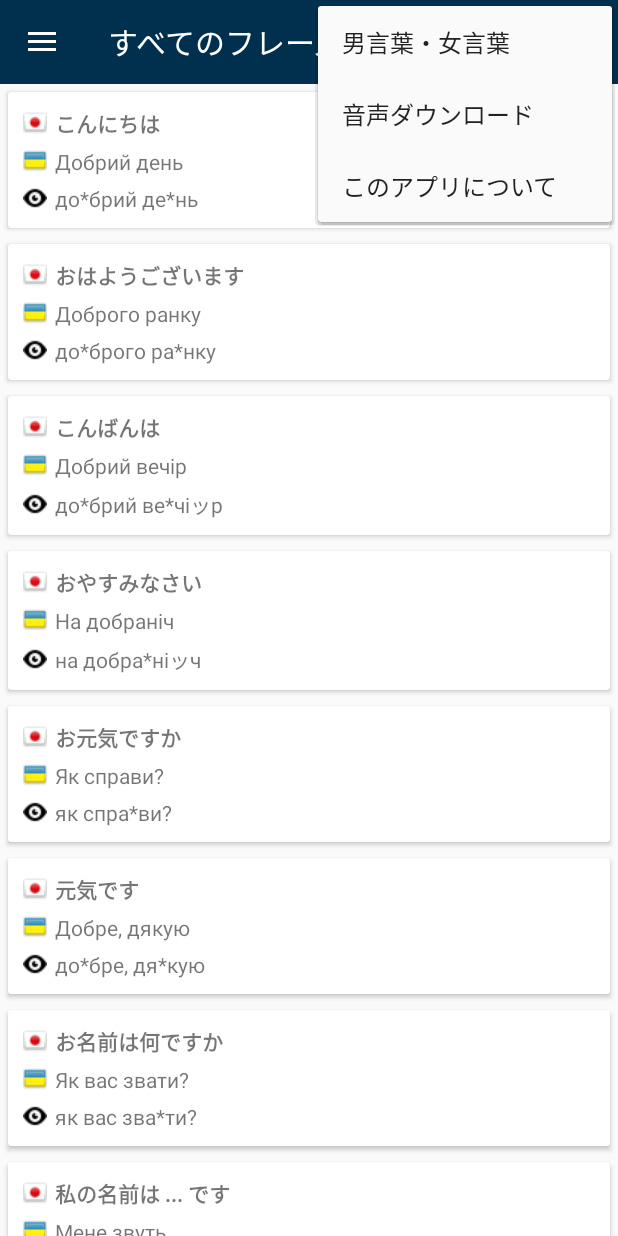
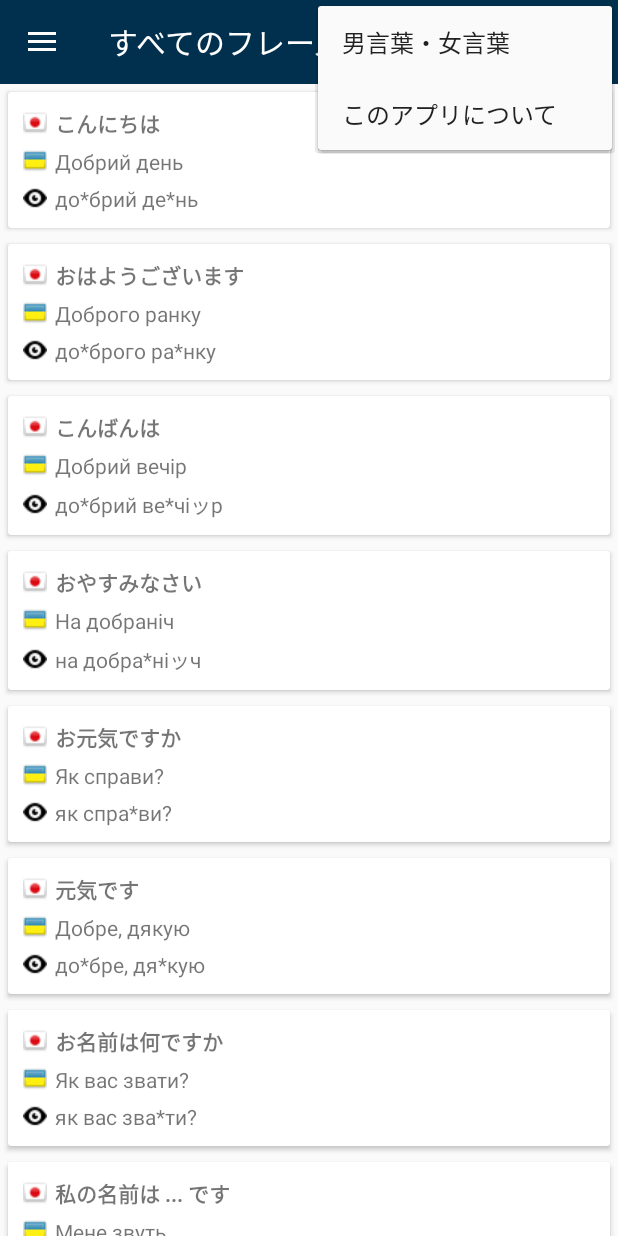
Before and after one commit to nagornyi/uajpspeak, an Android app: the screen it shows after launch (MainActivity), with the options menu open, on a phone screen of 412 x 824 dp. Run offline under Robolectric (Android 15) with nearby library versions, the phone set to English and light mode, and no system bars; our stand-ins replace AdMob; 5 statements that could not run were skipped.

Commit message:
Setting test ad automatically on debug, also removed voice download dialog

```diff
--- a/app/src/main/java/com/arukai/uajpspeak/activity/AboutFragment.java
+++ b/app/src/main/java/com/arukai/uajpspeak/activity/AboutFragment.java
@@ -31,7 +31,6 @@ public class AboutFragment extends Fragment {
         menu.findItem(R.id.action_search).setVisible(false);
         menu.findItem(R.id.action_alphabet).setVisible(false);
         menu.findItem(R.id.action_about).setVisible(false);
-        menu.findItem(R.id.action_download_ukr_voice).setVisible(false);
         menu.findItem(R.id.action_gender_lang).setVisible(false);
     }
 
--- a/app/src/main/java/com/arukai/uajpspeak/activity/AlphabetFragment.java
+++ b/app/src/main/java/com/arukai/uajpspeak/activity/AlphabetFragment.java
@@ -32,7 +32,6 @@ public class AlphabetFragment extends Fragment {
         menu.findItem(R.id.action_search).setVisible(false);
         menu.findItem(R.id.action_alphabet).setVisible(false);
         menu.findItem(R.id.action_about).setVisible(false);
-        menu.findItem(R.id.action_download_ukr_voice).setVisible(false);
         menu.findItem(R.id.action_gender_lang).setVisible(false);
     }
 
--- a/app/src/main/java/com/arukai/uajpspeak/activity/ZoomFragment.java
+++ b/app/src/main/java/com/arukai/uajpspeak/activity/ZoomFragment.java
@@ -45,7 +45,6 @@ public class ZoomFragment extends Fragment {
         menu.findItem(R.id.action_search).setVisible(false);
         menu.findItem(R.id.action_alphabet).setVisible(false);
         menu.findItem(R.id.action_about).setVisible(false);
-        menu.findItem(R.id.action_download_ukr_voice).setVisible(false);
         menu.findItem(R.id.action_gender_lang).setVisible(false);
     }
 
--- a/app/src/main/res/layout/fragment_about.xml
+++ b/app/src/main/res/layout/fragment_about.xml
@@ -25,7 +25,7 @@
         android:layout_height="wrap_content"
         android:id="@+id/aboutText1"
         android:textSize="18dp"
-        android:text="@string/app_version"
+        android:text="@string/app_version_jp"
         android:layout_below="@+id/aboutText"
         android:layout_centerHorizontal="true"
         android:layout_marginBottom="5dp" />
--- a/app/src/main/res/menu/menu_main.xml
+++ b/app/src/main/res/menu/menu_main.xml
@@ -24,14 +24,8 @@
         app:showAsAction="never" />
 
     <item
-        android:id="@+id/action_download_ukr_voice"
-        android:title="@string/action_download_ukr_voice"
+        android:id="@+id/action_about"
+        android:title="@string/action_about"
         android:orderInCategory="400"
         app:showAsAction="never" />
-
-    <item
-        android:id="@+id/action_about"
-        android:title="@string/action_about"
-        android:orderInCategory="500"
-        app:showAsAction="never" />
 </menu>
--- a/app/src/main/res/values/strings.xml
+++ b/app/src/main/res/values/strings.xml
@@ -2,19 +2,10 @@
     <string name="app_name">ウクライナ語会話集</string>
     <string name="app_company">(C) 2016-2024 Artem Nagornyi</string>
     <string name="app_name_ua">Японсько-Український Розмовник</string>
-    <string name="app_version">バージョン3.2</string>
-    <string name="app_version_ua">Версія 3.2</string>
     <string name="action_about">このアプリについて</string>
     <string name="action_alphabet">ウクライナ語アルファベット</string>
     <string name="action_buy_pro">フルバージョンにアップグレードする</string>
     <string name="action_gender_lang">男言葉・女言葉</string>
-    <string name="action_download_ukr_voice">音声ダウンロード</string>
-    <string name="download_ukrainian_voice_title">ウクライナ語の音声データ</string>
-    <string name="download_ukrainian_voice_message">オフラインで使用するために、ウクライナ語の音声データをダウンロードしますか？</string>
-    <string name="ukrainian_voice_download_started">ウクライナ語の音声データのダウンロードが開始されました。まもなくアプリで使用できるようになります。</string>
-    <string name="ukrainian_voice_download_failed">ダウンロードの開始に失敗しました</string>
-    <string name="yes">はい</string>
-    <string name="no">いいえ</string>
     <string name="cancel">キャンセル</string>
     <string name="ok">OK</string>
     <string name="action_search">サーチ</string>
@@ -22,12 +13,6 @@
     <string name="drawer_close">閉</string>
     <string name="title_about">このアプリについて</string>
     <string name="title_alphabet">アルファベット</string>
-
-    <!-- real ad units -->
-    <string name="main_screen_ad_id">ca-app-pub-5925166783691550/4426793610</string>
-
-    <!-- test ad units -->
-<!--    <string name="main_screen_ad_id">ca-app-pub-3940256099942544/6300978111</string>-->
 
     <!-- navigation drawer item labels  -->
     <string-array name="nav_drawer_labels">
--- a/build.gradle
+++ b/build.gradle
@@ -6,7 +6,7 @@ buildscript {
         mavenCentral()
     }
     dependencies {
-        classpath 'com.android.tools.build:gradle:8.7.1'
+        classpath 'com.android.tools.build:gradle:8.7.2'
 
         // NOTE: Do not place your application dependencies here; they belong
         // in the individual module build.gradle files
```
Also changed, not shown: app/build.gradle (+11 -9 lines), app/src/main/java/com/arukai/uajpspeak/activity/MainActivity.java (+0 -37 lines).
